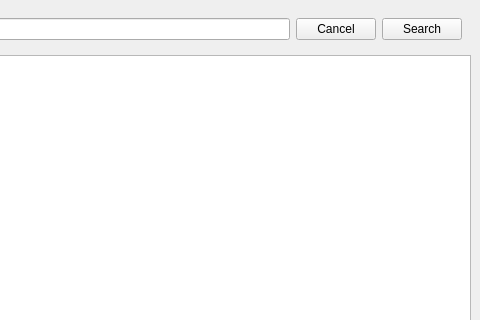
Above: mainwindow.ui from vvbach/QtFileExplorer before the change; both pictures show x 509 to 989 and y 0 to 320 of the 989 by 667 pixel window. Below: the same form after it.
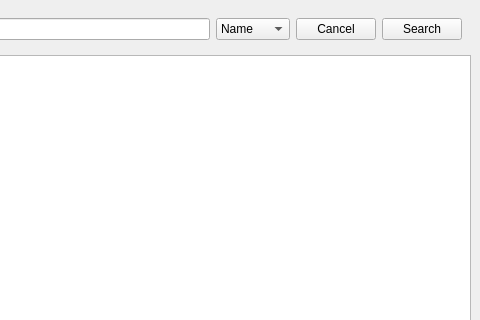
That is the form after the change.

Patch:
```diff
--- a/mainwindow.ui
+++ b/mainwindow.ui
@@ -34,6 +34,20 @@
        <item>
         <widget class="QLineEdit" name="pathInput"/>
        </item>
+       <item>
+        <widget class="QComboBox" name="modeBox">
+         <item>
+          <property name="text">
+           <string>Name</string>
+          </property>
+         </item>
+         <item>
+          <property name="text">
+           <string>Content</string>
+          </property>
+         </item>
+        </widget>
+       </item>
        <item>
         <widget class="QPushButton" name="cancelButton">
          <property name="text">
```
